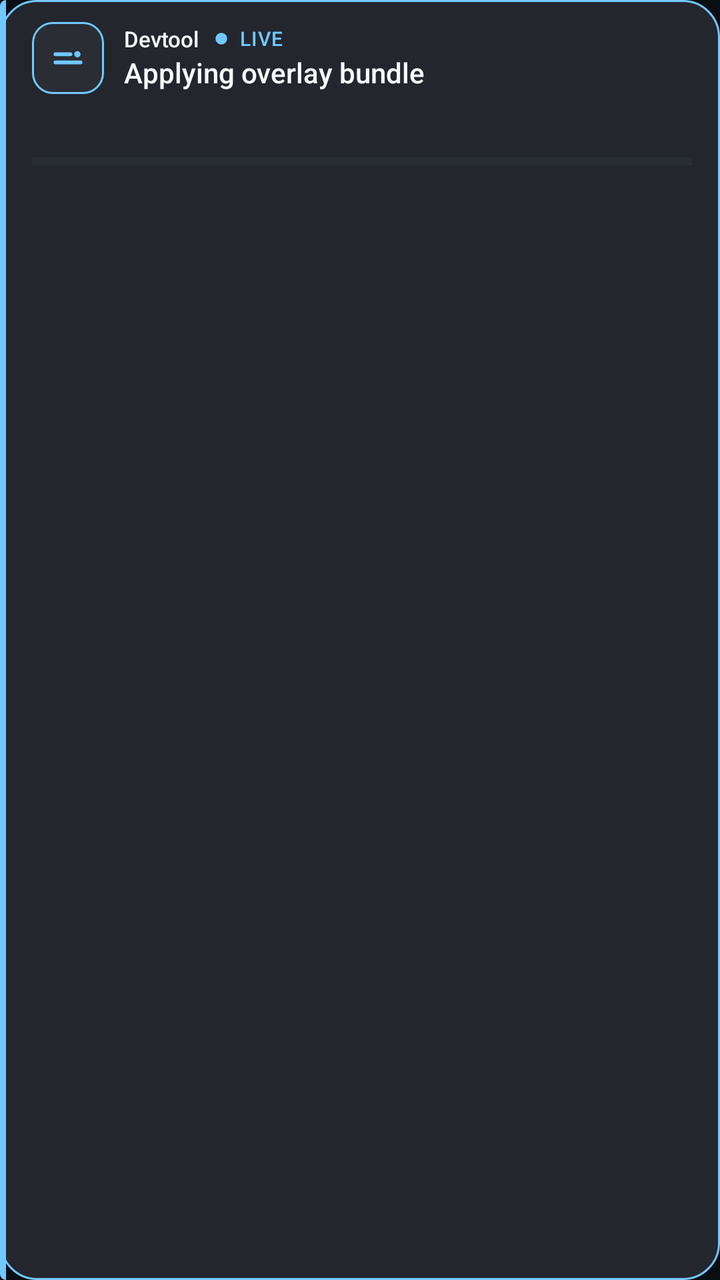
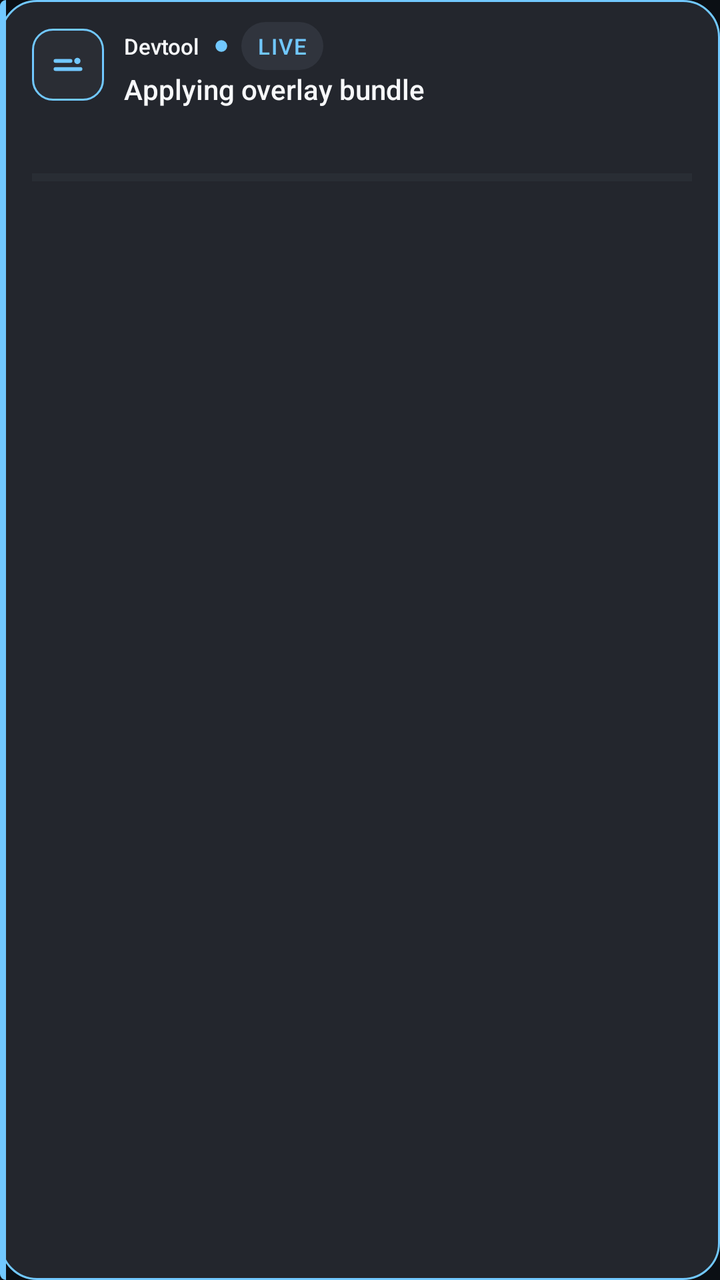

Before-and-after screenshots of an Android layout around one commit, followed by the original layout XML and the change that was made.
<!-- AndroidManifest.xml: application theme Theme.DevtoolHud -->
<!-- res/layout/notification_devtool_compact.xml -->
<?xml version="1.0" encoding="utf-8"?>
<LinearLayout xmlns:android="http://schemas.android.com/apk/res/android"
    android:id="@+id/notification_root" android:layout_width="match_parent" android:layout_height="wrap_content"
    android:orientation="vertical" android:paddingStart="16dp" android:paddingTop="11dp"
    android:paddingEnd="14dp" android:paddingBottom="11dp" android:background="@drawable/notification_card_running">
    <LinearLayout android:layout_width="match_parent" android:layout_height="wrap_content" android:orientation="horizontal" android:gravity="center_vertical">
        <ImageView android:id="@+id/notification_app_icon" android:layout_width="36dp" android:layout_height="36dp" android:padding="8dp"
            android:src="@drawable/ic_devtool_notification" android:tint="@color/notification_running" android:background="@drawable/notification_badge_running" android:contentDescription="@null" />
        <LinearLayout android:layout_width="0dp" android:layout_height="wrap_content" android:layout_weight="1" android:orientation="vertical" android:layout_marginStart="10dp">
            <LinearLayout android:layout_width="wrap_content" android:layout_height="wrap_content" android:orientation="horizontal" android:gravity="center_vertical">
                <TextView style="@style/TextAppearance.Devtool.Notification.Detail" android:layout_width="wrap_content" android:layout_height="wrap_content" android:text="Devtool" android:textColor="@color/notification_text" android:fontFamily="sans-serif-medium" />
                <ImageView android:id="@+id/notification_state_dot" android:layout_width="10dp" android:layout_height="10dp" android:layout_marginStart="6dp" android:src="@drawable/ic_notification_state_dot" android:tint="@color/notification_running" android:contentDescription="@null" />
                <TextView android:id="@+id/notification_state_label" style="@style/TextAppearance.Devtool.Notification.Badge" android:layout_width="wrap_content" android:layout_height="wrap_content" android:layout_marginStart="4dp" android:text="LIVE" android:letterSpacing="0.04" />
            </LinearLayout>
            <TextView android:id="@+id/notification_task_title" style="@style/TextAppearance.Devtool.Notification.Title" android:layout_width="match_parent" android:layout_height="wrap_content" android:maxLines="2" android:ellipsize="end" android:text="Applying overlay bundle" />
        </LinearLayout>
    </LinearLayout>
    <LinearLayout android:layout_width="match_parent" android:layout_height="wrap_content" android:orientation="horizontal" android:gravity="center_vertical" android:layout_marginTop="8dp">
        <TextView android:id="@+id/notification_compact_status" style="@style/TextAppearance.Devtool.Notification.Detail" android:layout_width="0dp" android:layout_height="wrap_content" android:layout_weight="1" android:maxLines="2" android:ellipsize="end" />
        <TextView android:id="@+id/notification_progress_label" style="@style/TextAppearance.Devtool.Notification.Workspace" android:layout_width="wrap_content" android:layout_height="wrap_content" android:layout_marginStart="8dp" android:textColor="@color/notification_running" />
    </LinearLayout>
    <ProgressBar android:id="@+id/notification_progress" style="?android:attr/progressBarStyleHorizontal" android:layout_width="match_parent" android:layout_height="5dp" android:layout_marginTop="7dp" android:max="100" android:progress="0" android:progressTint="@color/notification_running" android:progressBackgroundTint="#3A3E47" />
</LinearLayout>
<!-- resources referenced by this layout -->
<resources>
  <color name="notification_running">#71C8FF</color>
  <color name="notification_text">#F7F8FA</color>
  <!-- drawable ic_devtool_notification (drawable) -->
  <vector xmlns:android="http://schemas.android.com/apk/res/android"
      android:width="24dp" android:height="24dp"
      android:viewportWidth="128" android:viewportHeight="128">
      <path android:fillColor="#FFFFFFFF" android:pathData="M24,72h80a6,6 0,0 1,0 12h-80a6,6 0,0 1,0 -12z" />
      <path android:fillColor="#FFFFFFFF" android:pathData="M24,46h48a6,6 0,0 1,0 12h-48a6,6 0,0 1,0 -12z" />
      <path android:fillColor="#FFFFFFFF" android:pathData="M94,42a10,10 0,1 1,0 20a10,10 0,1 1,0 -20z" />
  </vector>
  <!-- drawable ic_notification_state_dot (drawable) -->
  <?xml version="1.0" encoding="utf-8"?>
  <vector xmlns:android="http://schemas.android.com/apk/res/android" android:width="16dp" android:height="16dp" android:viewportWidth="24" android:viewportHeight="24"><path android:fillColor="#FFFFFFFF" android:pathData="M12,5 A7,7 0,1 1,5,12 A7,7 0,0 1,12,5 Z" /></vector>
  <!-- drawable notification_badge_running (drawable) -->
  <?xml version="1.0" encoding="utf-8"?>
  <shape xmlns:android="http://schemas.android.com/apk/res/android" android:shape="rectangle">
      <solid android:color="#2A2D34" />
      <stroke android:width="1dp" android:color="@color/notification_running" />
      <corners android:radius="10dp" />
  </shape>
  <style name="TextAppearance.Devtool.Notification.Badge" parent="android:style/TextAppearance.Material.Caption">
          <item name="android:textSize">10sp</item><item name="android:fontFamily">sans-serif-medium</item><item name="android:textColor">@color/notification_running</item>
      </style>
  <style name="TextAppearance.Devtool.Notification.Detail" parent="android:style/TextAppearance.Material.Body1">
          <item name="android:textSize">11sp</item><item name="android:fontFamily">sans-serif</item><item name="android:textColor">@color/notification_muted</item>
      </style>
  <style name="TextAppearance.Devtool.Notification.Title" parent="android:style/TextAppearance.Material.Title">
          <item name="android:textSize">14sp</item><item name="android:fontFamily">sans-serif-medium</item><item name="android:textColor">@color/notification_text</item>
      </style>
  <style name="TextAppearance.Devtool.Notification.Workspace" parent="android:style/TextAppearance.Material.Body1">
          <item name="android:textSize">12sp</item><item name="android:fontFamily">sans-serif-medium</item><item name="android:textColor">@color/notification_text</item>
      </style>
  <style name="Theme.DevtoolHud" parent="android:style/Theme.Material.NoActionBar">
          <item name="android:fontFamily">sans</item>
          <item name="android:windowActionModeOverlay">true</item>
          <item name="android:windowLightStatusBar">false</item>
          <item name="android:windowBackground">@color/devtool_background</item>
          <item name="android:navigationBarColor">@color/devtool_background</item>
          <item name="android:statusBarColor">@color/devtool_background</item>
          <item name="android:colorAccent">@color/devtool_green</item>
          <item name="android:windowNoTitle">true</item>
      </style>
  <color name="notification_card">#23262D</color>
  <color name="notification_muted">#AEB4BF</color>
  <color name="devtool_background">#0B0F14</color>
  <color name="devtool_green">#5EE49B</color>
  <!-- unchanged entries left out for length: 1 -->
</resources>

<!-- the commit's change to res/layout/notification_devtool_compact.xml (unified diff, before → after) -->
@@ -10,7 +10,7 @@
             <LinearLayout android:layout_width="wrap_content" android:layout_height="wrap_content" android:orientation="horizontal" android:gravity="center_vertical">
                 <TextView style="@style/TextAppearance.Devtool.Notification.Detail" android:layout_width="wrap_content" android:layout_height="wrap_content" android:text="Devtool" android:textColor="@color/notification_text" android:fontFamily="sans-serif-medium" />
                 <ImageView android:id="@+id/notification_state_dot" android:layout_width="10dp" android:layout_height="10dp" android:layout_marginStart="6dp" android:src="@drawable/ic_notification_state_dot" android:tint="@color/notification_running" android:contentDescription="@null" />
-                <TextView android:id="@+id/notification_state_label" style="@style/TextAppearance.Devtool.Notification.Badge" android:layout_width="wrap_content" android:layout_height="wrap_content" android:layout_marginStart="4dp" android:text="LIVE" android:letterSpacing="0.04" />
+                <TextView android:id="@+id/notification_state_label" style="@style/TextAppearance.Devtool.Notification.State" android:layout_width="wrap_content" android:layout_height="wrap_content" android:layout_marginStart="5dp" android:minHeight="24dp" android:gravity="center" android:paddingStart="8dp" android:paddingEnd="8dp" android:text="LIVE" android:letterSpacing="0.06" android:background="@drawable/notification_chip" />
             </LinearLayout>
             <TextView android:id="@+id/notification_task_title" style="@style/TextAppearance.Devtool.Notification.Title" android:layout_width="match_parent" android:layout_height="wrap_content" android:maxLines="2" android:ellipsize="end" android:text="Applying overlay bundle" />
         </LinearLayout>
@@ -19,5 +19,9 @@
         <TextView android:id="@+id/notification_compact_status" style="@style/TextAppearance.Devtool.Notification.Detail" android:layout_width="0dp" android:layout_height="wrap_content" android:layout_weight="1" android:maxLines="2" android:ellipsize="end" />
         <TextView android:id="@+id/notification_progress_label" style="@style/TextAppearance.Devtool.Notification.Workspace" android:layout_width="wrap_content" android:layout_height="wrap_content" android:layout_marginStart="8dp" android:textColor="@color/notification_running" />
     </LinearLayout>
-    <ProgressBar android:id="@+id/notification_progress" style="?android:attr/progressBarStyleHorizontal" android:layout_width="match_parent" android:layout_height="5dp" android:layout_marginTop="7dp" android:max="100" android:progress="0" android:progressTint="@color/notification_running" android:progressBackgroundTint="#3A3E47" />
+    <ProgressBar android:id="@+id/notification_progress" style="?android:attr/progressBarStyleHorizontal" android:layout_width="match_parent" android:layout_height="7dp" android:layout_marginTop="7dp" android:max="100" android:progress="0" android:progressTint="@color/notification_running" android:progressBackgroundTint="#3A3E47" />
+    <LinearLayout android:layout_width="match_parent" android:layout_height="wrap_content" android:orientation="horizontal" android:gravity="center_vertical" android:layout_marginTop="7dp">
+        <TextView android:id="@+id/notification_status_lead" style="@style/TextAppearance.Devtool.Notification.Workspace" android:layout_width="wrap_content" android:layout_height="wrap_content" android:maxLines="1" android:ellipsize="end" android:textColor="@color/notification_running" />
+        <TextView android:id="@+id/notification_status_detail" style="@style/TextAppearance.Devtool.Notification.Detail" android:layout_width="0dp" android:layout_height="wrap_content" android:layout_weight="1" android:layout_marginStart="8dp" android:maxLines="2" android:ellipsize="end" />
+    </LinearLayout>
 </LinearLayout>
<!-- resource entries referenced after the edit -->
@@ -20,11 +20,16 @@
       <stroke android:width="1dp" android:color="@color/notification_running" />
       <corners android:radius="10dp" />
   </shape>
-  <style name="TextAppearance.Devtool.Notification.Badge" parent="android:style/TextAppearance.Material.Caption">
-          <item name="android:textSize">10sp</item><item name="android:fontFamily">sans-serif-medium</item><item name="android:textColor">@color/notification_running</item>
-      </style>
+  <!-- drawable notification_chip (drawable) -->
+  <?xml version="1.0" encoding="utf-8"?>
+  <shape xmlns:android="http://schemas.android.com/apk/res/android" android:shape="rectangle">
+      <solid android:color="#30343D"/><corners android:radius="999dp"/>
+  </shape>
   <style name="TextAppearance.Devtool.Notification.Detail" parent="android:style/TextAppearance.Material.Body1">
           <item name="android:textSize">11sp</item><item name="android:fontFamily">sans-serif</item><item name="android:textColor">@color/notification_muted</item>
+      </style>
+  <style name="TextAppearance.Devtool.Notification.State" parent="android:style/TextAppearance.Material.Caption">
+          <item name="android:textSize">11sp</item><item name="android:fontFamily">sans-serif-medium</item><item name="android:textColor">@color/notification_running</item><item name="android:textAllCaps">true</item>
       </style>
   <style name="TextAppearance.Devtool.Notification.Title" parent="android:style/TextAppearance.Material.Title">
           <item name="android:textSize">14sp</item><item name="android:fontFamily">sans-serif-medium</item><item name="android:textColor">@color/notification_text</item>
